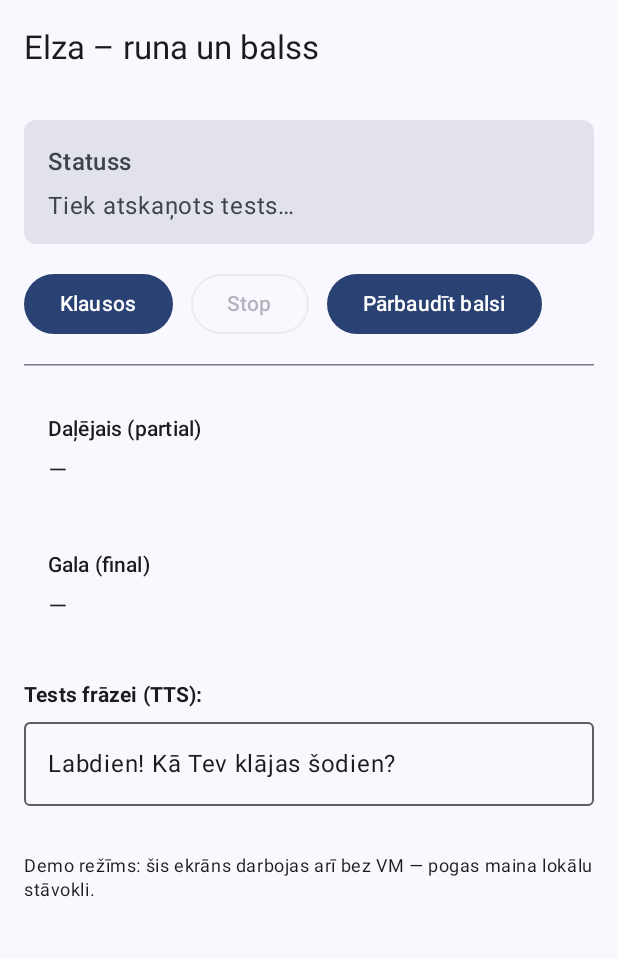
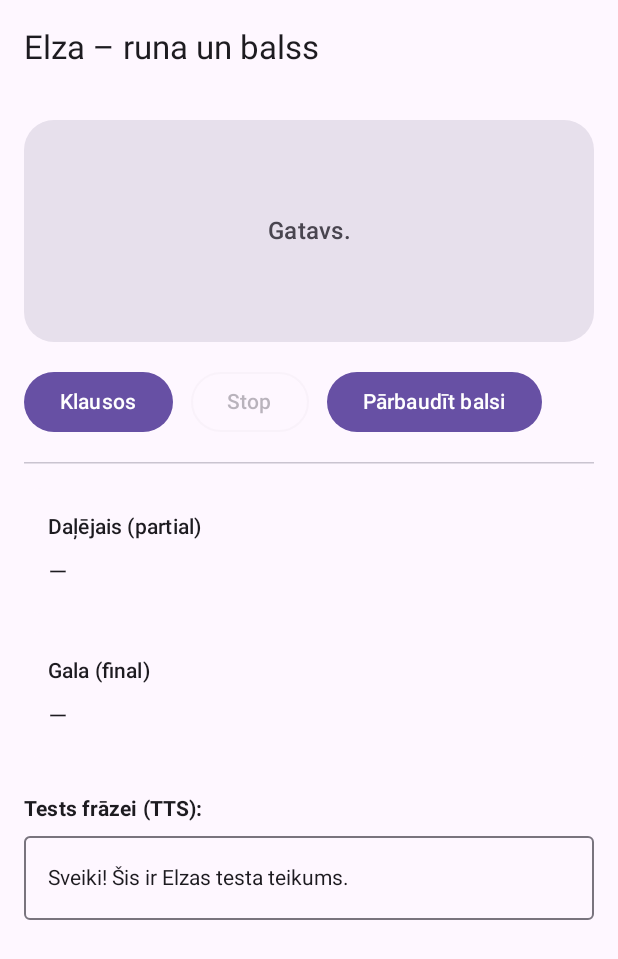
Before and after one commit to Mariozo/HomeoGO, an Android app built with Jetpack Compose: the screen it shows after launch (MainActivity), after a tap on "Pārbaudīt balsi", on a phone screen of 412 x 824 dp. Shown: the top 959 px of the screen. Run offline under Robolectric (Android 15) with nearby library versions, the phone set to English and light mode, and no system bars; 2 other taps on this screen came first.

```diff
--- a/app/src/main/java/lv/mariozo/homeogo/MainActivity.kt
+++ b/app/src/main/java/lv/mariozo/homeogo/MainActivity.kt
@@ -13,20 +13,25 @@ package lv.mariozo.homeogo
 import android.os.Bundle
 import androidx.activity.ComponentActivity
 import androidx.activity.compose.setContent
-import androidx.compose.material3.Surface
 import lv.mariozo.homeogo.ui.ElzaScreen
-import lv.mariozo.homeogo.ui.theme.HomeoGOTheme
+import lv.mariozo.homeogo.ui.ElzaScreenState
 
 class MainActivity : ComponentActivity() {
     override fun onCreate(savedInstanceState: Bundle?) {
         super.onCreate(savedInstanceState)
 
+// --- patch start: MainActivity.kt (setContent call site) ----------------------
+// Replace the existing ElzaScreen() call with this block
         setContent {
-            HomeoGOTheme {
-                Surface {
-                    ElzaScreen()
-                }
-            }
+            // Temporary bridge to satisfy new required parameters.
+            // Later you can wire a real ViewModel and pass its state + callbacks.
+            ElzaScreen(
+                state = ElzaScreenState(),
+                onStartListening = { /* TODO: vm.startListening() */ },
+                onStopListening = { /* TODO: vm.stopListening()  */ },
+                onSpeakTest = { /* TODO: vm.speakTest(it)    */ }
+            )
         }
+// --- patch end ----------------------------------------------------------------
     }
 }
--- a/app/src/main/java/lv/mariozo/homeogo/ui/ElzaScreen.kt
+++ b/app/src/main/java/lv/mariozo/homeogo/ui/ElzaScreen.kt
@@ -12,12 +12,27 @@
 //  - Two previews (light/dark) use MaterialTheme to avoid project theme dependency.
 //  - UI strings LV; code & comments EN. Blocks numbered per MK!.
 
+// File: app/src/main/java/lv/mariozo/homeogo/ui/ElzaScreen.kt
+// Project: HomeoGO (Android, Jetpack Compose + Material3)
+// Module: app
+// Purpose: Visual Elza screen wired for real operation (no local demo state). UI state comes
+//          from ViewModel; actions are forwarded via callbacks to STT/TTS managers.
+// Created: 01.okt.2025 17:47
+// ver. 1.9
+// Notes:
+//  - UI layout/logic preserved; only state source changed to external VM-provided state.
+//  - No direct references/imports to Azure/STT classes; integration via callbacks.
+//  - Two previews with mock state keep AS Preview working without project dependencies.
+//  - UI strings LV; code/comments EN. Blocks follow MK! numbering.
+
+
 @file:OptIn(androidx.compose.material3.ExperimentalMaterial3Api::class)
 
 package lv.mariozo.homeogo.ui
-
 // 1. ---- Imports ---------------------------------------------------------------
+import android.content.res.Configuration
 import androidx.compose.foundation.layout.Arrangement
+import androidx.compose.foundation.layout.Box
 import androidx.compose.foundation.layout.Column
 import androidx.compose.foundation.layout.Row
 import androidx.compose.foundation.layout.Spacer
@@ -26,6 +41,7 @@ import androidx.compose.foundation.layout.fillMaxWidth
 import androidx.compose.foundation.layout.height
 import androidx.compose.foundation.layout.padding
 import androidx.compose.foundation.rememberScrollState
+import androidx.compose.foundation.shape.RoundedCornerShape
 import androidx.compose.foundation.verticalScroll
 import androidx.compose.material3.Button
 import androidx.compose.material3.Card
@@ -41,42 +57,40 @@ import androidx.compose.material3.TopAppBarDefaults
 import androidx.compose.runtime.Composable
 import androidx.compose.runtime.getValue
 import androidx.compose.runtime.mutableStateOf
-import androidx.compose.runtime.remember
+import androidx.compose.runtime.saveable.rememberSaveable
 import androidx.compose.runtime.setValue
 import androidx.compose.ui.Alignment
 import androidx.compose.ui.Modifier
+import androidx.compose.ui.platform.LocalConfiguration
 import androidx.compose.ui.text.font.FontWeight
+import androidx.compose.ui.text.style.TextAlign
 import androidx.compose.ui.tooling.preview.Preview
 import androidx.compose.ui.unit.dp
 
-// 2. ---- Public API ------------------------------------------------------------
-// External callbacks allow ViewModel or managers (STT/TTS) to be plugged in.
-// In Preview (no VM attached), a local demo state path is used.
+// 2. ---- Public state & API (from ViewModel) ----------------------------------
+// The ViewModel should expose this shape (directly or via mapping).
+data class ElzaScreenState(
+    val isListening: Boolean = false,
+    val status: String = "Gatavs.",
+    val partialText: String = "",
+    val finalText: String = "",
+    val testPhrase: String = "Sveiki! Šis ir Elzas testa teikums.",
+)
+
+// Host screen should pass real callbacks that call VM -> STT/TTS managers:
+//   onStartListening() -> vm.startListening()
+//   onStopListening()  -> vm.stopListening()
+//   onSpeakTest(txt)   -> vm.speakTest(txt)
 @Composable
 fun ElzaScreen(
+    state: ElzaScreenState,
+    onStartListening: () -> Unit,
+    onStopListening: () -> Unit,
+    onSpeakTest: (String) -> Unit,
     modifier: Modifier = Modifier,
-    // STT controls:
-    onStartListening: (() -> Unit)? = null,
-    onStopListening: (() -> Unit)? = null,
-    // TTS control:
-    onSpeakTest: ((String) -> Unit)? = null,
-    // Optional state inputs from VM. If null, local demo state is used.
-    isListeningExternal: Boolean? = null,
-    statusTextExternal: String? = null,
-    partialTextExternal: String? = null,
-    finalTextExternal: String? = null,
 ) {
-    // 2.1 ---- Local demo state (used only if VM state not provided) ------------
-    var isListening by remember { mutableStateOf(false) }
-    var status by remember { mutableStateOf("Gatavs.") }
-    var partial by remember { mutableStateOf("") }
-    var final by remember { mutableStateOf("") }
-    var testPhrase by remember { mutableStateOf("Labdien! Kā Tev klājas šodien?") }
-
-    val isListeningState = isListeningExternal ?: isListening
-    val statusState = statusTextExternal ?: status
-    val partialState = partialTextExternal ?: partial
-    val finalState = finalTextExternal ?: final
+    // Local edit buffer for test phrase (does not drive app logic).
+    var testPhraseBuffer by rememberSaveable(state.testPhrase) { mutableStateOf(state.testPhrase) }
 
     Surface(modifier = modifier.fillMaxSize()) {
         Column {
@@ -97,10 +111,12 @@ fun ElzaScreen(
                 verticalArrangement = Arrangement.Top,
                 horizontalAlignment = Alignment.Start
             ) {
-                // 4.1 ---- Status card -------------------------------------------
-                StatusCard(
-                    title = "Statuss",
-                    text = statusState
+                // 4.1 ---- Status block -----------------------------------------
+                StatusBlock(
+                    status = state.status,
+                    isListening = state.isListening,
+                    partial = state.partialText,
+                    finalText = state.finalText
                 )
 
                 Spacer(Modifier.height(16.dp))
@@ -113,48 +129,24 @@ fun ElzaScreen(
                 ) {
                     Button(
                         onClick = {
-                            // Prefer external VM callback if provided
-                            if (onStartListening != null) {
-                                onStartListening()
-                            } else {
-                                // Demo behavior (local state)
-                                status = "Klausos…"
-                                isListening = true
-                                partial = ""
-                                final = ""
-                            }
+                            onStartListening()
                         },
-                        enabled = !isListeningState
-                    ) {
-                        Text("Klausos")
-                    }
+                        enabled = !state.isListening
+                    ) { Text("Klausos") }
 
                     OutlinedButton(
                         onClick = {
-                            if (onStopListening != null) {
-                                onStopListening()
-                            } else {
-                                status = "Apturēts."
-                                isListening = false
-                            }
+                            onStopListening()
                         },
-                        enabled = isListeningState
-                    ) {
-                        Text("Stop")
-                    }
+                        enabled = state.isListening
+                    ) { Text("Stop") }
 
                     Button(
                         onClick = {
-                            val phrase = finalState.ifBlank { testPhrase }
-                            if (onSpeakTest != null) {
-                                onSpeakTest(phrase)
-                            } else {
-                                status = "Tiek atskaņots tests…"
-                            }
+                            val toSpeak = state.finalText.ifBlank { testPhraseBuffer }
+                            onSpeakTest(toSpeak)
                         }
-                    ) {
-                        Text("Pārbaudīt balsi")
-                    }
+                    ) { Text("Pārbaudīt balsi") }
                 }
 
                 Spacer(Modifier.height(16.dp))
@@ -164,13 +156,9 @@ fun ElzaScreen(
                 // 4.3 ---- Recognized text panels --------------------------------
                 RecognizedCard(
                     header = "Daļējais (partial)",
-                    text = partialState.ifBlank { "—" }
-                )
+                    text = state.partialText.ifBlank { "—" })
                 Spacer(Modifier.height(12.dp))
-                RecognizedCard(
-                    header = "Gala (final)",
-                    text = finalState.ifBlank { "—" }
-                )
+                RecognizedCard(header = "Gala (final)", text = state.finalText.ifBlank { "—" })
 
                 Spacer(Modifier.height(24.dp))
 
@@ -181,22 +169,12 @@ fun ElzaScreen(
                 )
                 Spacer(Modifier.height(8.dp))
                 OutlinedTextField(
-                    value = testPhrase,
-                    onValueChange = { testPhrase = it },
+                    value = testPhraseBuffer,
+                    onValueChange = { testPhraseBuffer = it },
                     modifier = Modifier.fillMaxWidth(),
                     placeholder = { Text("Ieraksti ko Elza nolasīs…") },
                     singleLine = true
                 )
-
-                Spacer(Modifier.height(32.dp))
-
-                // 4.5 ---- Demo hints (visible only in local mode) ---------------
-                if (statusTextExternal == null) {
-                    Text(
-                        "Demo režīms: šis ekrāns darbojas arī bez VM — pogas maina lokālu stāvokli.",
-                        style = MaterialTheme.typography.bodySmall
-                    )
-                }
             }
         }
     }
@@ -204,21 +182,36 @@ fun ElzaScreen(
 
 // 5. ---- Sub-Components --------------------------------------------------------
 @Composable
-private fun StatusCard(title: String = "Statuss", text: String = "Gatavs.") {
+private fun StatusBlock(status: String, isListening: Boolean, partial: String, finalText: String) {
+    val cfg = LocalConfiguration.current
+    val isLandscape = cfg.orientation == Configuration.ORIENTATION_LANDSCAPE
+
+    val dynamicText =
+        if (isListening && partial.isNotBlank()) "… $partial"
+        else if (isListening) "Klausos… runā tagad."
+        else if (finalText.isNotBlank()) finalText
+        else status.ifBlank { "Gatava. Piespied “Klausos”." }
+
     Card(
-        modifier = Modifier.fillMaxWidth(),
+        modifier = Modifier
+            .fillMaxWidth()
+            .height(if (isLandscape) 96.dp else 148.dp),
+        shape = RoundedCornerShape(20.dp),
         colors = CardDefaults.cardColors(containerColor = MaterialTheme.colorScheme.surfaceVariant)
     ) {
-        Column(Modifier.padding(16.dp)) {
-            Text(title, style = MaterialTheme.typography.titleMedium)
-            Spacer(Modifier.height(8.dp))
-            Text(text, style = MaterialTheme.typography.bodyLarge)
+        Box(Modifier.fillMaxSize(), contentAlignment = Alignment.Center) {
+            Text(
+                text = dynamicText,
+                style = MaterialTheme.typography.titleMedium,
+                textAlign = TextAlign.Center,
+                modifier = Modifier.padding(16.dp)
+            )
         }
     }
 }
 
 @Composable
-private fun RecognizedCard(header: String = "Daļējais (partial)", text: String = "—") {
+private fun RecognizedCard(header: String, text: String) {
     Card(
         modifier = Modifier.fillMaxWidth(),
         colors = CardDefaults.cardColors(containerColor = MaterialTheme.colorScheme.surface)
@@ -235,12 +228,53 @@ private fun RecognizedCard(header: String = "Daļējais (partial)", text: String
     }
 }
 
-// 6. ---- Previews --------------------------------------------------------------
-@Preview(name = "Elza Screen (MaterialTheme)", showBackground = true, showSystemUi = true)
+// 6. ---- Previews (mock state, no VM required) --------------------------------
+// --- patch start: ElzaScreen.kt (previews — split & public) -------------------
+@Preview(
+    name = "Elza — Light",
+    showBackground = true,
+    showSystemUi = true,
+    uiMode = Configuration.UI_MODE_NIGHT_NO
+)
 @Composable
-private fun ElzaScreenPreview() {
-    // Use default Material3 theme for preview to avoid dependency on project theme.
+fun ElzaPreview_Light() {
+    val mock = ElzaScreenState(
+        isListening = true,
+        status = "Klausos…",
+        partialText = "Sveiki, šis ir daļējs…",
+        finalText = ""
+    )
     MaterialTheme {
-        ElzaScreen()
+        ElzaScreen(
+            state = mock,
+            onStartListening = {},
+            onStopListening = {},
+            onSpeakTest = {}
+        )
     }
 }
+
+@Preview(
+    name = "Elza — Dark",
+    showBackground = true,
+    showSystemUi = true,
+    uiMode = Configuration.UI_MODE_NIGHT_YES
+)
+@Composable
+fun ElzaPreview_Dark() {
+    val mock = ElzaScreenState(
+        isListening = false,
+        status = "Gatavs.",
+        partialText = "",
+        finalText = "Gala teksts priekšskatījumam."
+    )
+    MaterialTheme {
+        ElzaScreen(
+            state = mock,
+            onStartListening = {},
+            onStopListening = {},
+            onSpeakTest = {}
+        )
+    }
+}
+// --- patch end ----------------------------------------------------------------
```
